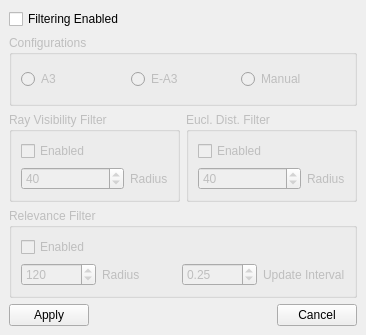
First picture: the form in bin/data/ui/IMDialog.ui, repository Chiru/naali, before the edit.
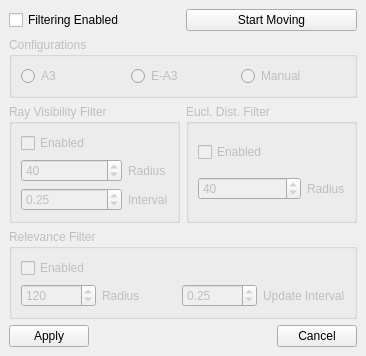
Second picture: the form after the edit.

Commit message: Modified IM dialog to add a button which triggers the avatar movement script. For testing purposes. Added a spinbox for Ray Visibility filter so the user can alter the interval on which rate the raycasts are made.

```diff
--- a/bin/data/ui/IMDialog.ui
+++ b/bin/data/ui/IMDialog.ui
@@ -114,6 +114,29 @@
            </property>
           </widget>
          </item>
+         <item row="2" column="1">
+          <widget class="QLabel" name="lblRayInterval">
+           <property name="text">
+            <string>Interval</string>
+           </property>
+          </widget>
+         </item>
+         <item row="2" column="0">
+          <widget class="QDoubleSpinBox" name="doubleSpinBox">
+           <property name="minimum">
+            <double>0.050000000000000</double>
+           </property>
+           <property name="maximum">
+            <double>1.000000000000000</double>
+           </property>
+           <property name="singleStep">
+            <double>0.050000000000000</double>
+           </property>
+           <property name="value">
+            <double>0.250000000000000</double>
+           </property>
+          </widget>
+         </item>
         </layout>
        </widget>
       </item>
@@ -254,6 +277,13 @@
         </layout>
        </widget>
       </item>
+      <item row="0" column="1">
+       <widget class="QPushButton" name="pushButton">
+        <property name="text">
+         <string>Start Moving</string>
+        </property>
+       </widget>
+      </item>
      </layout>
     </item>
     <item>
```
Left out of the diff: 2 changed lines with no effect on the pictures.
